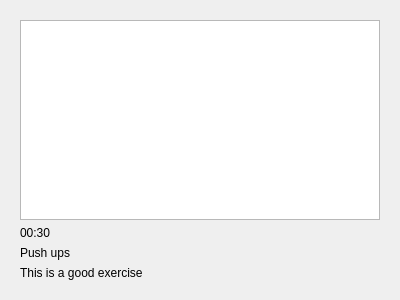
Qt form copyclare/ui/video_card.ui (MotionInput/Team14-CopyClare) before a commit.
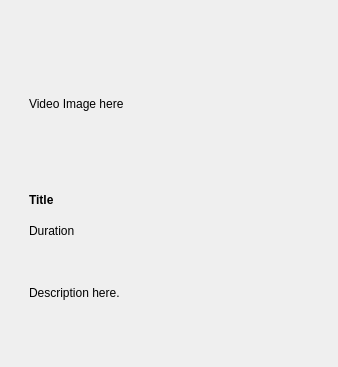
The same form after that commit.

Commit message: edit video card & banner height

The edit to the form file:
```diff
--- a/copyclare/ui/video_card.ui
+++ b/copyclare/ui/video_card.ui
@@ -6,8 +6,8 @@
    <rect>
     <x>0</x>
     <y>0</y>
-    <width>400</width>
-    <height>300</height>
+    <width>338</width>
+    <height>367</height>
    </rect>
   </property>
   <property name="windowTitle">
@@ -19,32 +19,78 @@
      <property name="maximumSize">
       <size>
        <width>900</width>
-       <height>300</height>
+       <height>400</height>
       </size>
      </property>
      <layout class="QVBoxLayout" name="verticalLayout_6">
       <item>
-       <widget class="QGraphicsView" name="graphicsView"/>
+       <widget class="QFrame" name="frame">
+        <property name="frameShape">
+         <enum>QFrame::NoFrame</enum>
+        </property>
+        <property name="frameShadow">
+         <enum>QFrame::Raised</enum>
+        </property>
+        <layout class="QVBoxLayout" name="verticalLayout_2">
+         <item>
+          <widget class="QLabel" name="video_image">
+           <property name="minimumSize">
+            <size>
+             <width>0</width>
+             <height>150</height>
+            </size>
+           </property>
+           <property name="maximumSize">
+            <size>
+             <width>16777215</width>
+             <height>150</height>
+            </size>
+           </property>
+           <property name="text">
+            <string>Video Image here</string>
+           </property>
+          </widget>
       </item>
       <item>
-       <widget class="QLabel" name="label_7">
+          <widget class="QLabel" name="title">
+           <property name="maximumSize">
+            <size>
+             <width>16777215</width>
+             <height>30</height>
+            </size>
+           </property>
+           <property name="font">
+            <font>
+             <weight>75</weight>
+             <bold>true</bold>
+            </font>
+           </property>
         <property name="text">
-         <string>00:30</string>
+            <string>Title</string>
         </property>
        </widget>
       </item>
       <item>
-       <widget class="QLabel" name="label_3">
+          <widget class="QLabel" name="duration">
+           <property name="maximumSize">
+            <size>
+             <width>16777215</width>
+             <height>20</height>
+            </size>
+           </property>
         <property name="text">
-         <string>Push ups</string>
+            <string>Duration</string>
         </property>
        </widget>
       </item>
       <item>
-       <widget class="QLabel" name="label_4">
+          <widget class="QLabel" name="description">
         <property name="text">
-         <string>This is a good exercise</string>
-        </property>
+            <string>Description here.</string>
+           </property>
+          </widget>
+         </item>
+        </layout>
        </widget>
       </item>
      </layout>
```
Lines whose indentation alone changed are shown as unchanged. The commit also changes 1 other file.
